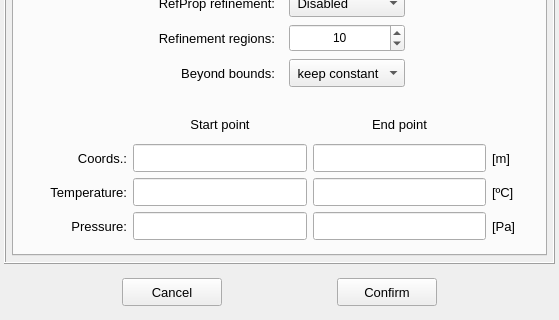
Old version of the form vibra/interface/data/ui_files/model/setup/acoustic/set_acoustic_properties_gradient_inputs.ui in the repository MOPT-UFSC/VIBRA; both pictures show x 0 to 559 and y 346 to 666 of the 559 by 666 pixel window.
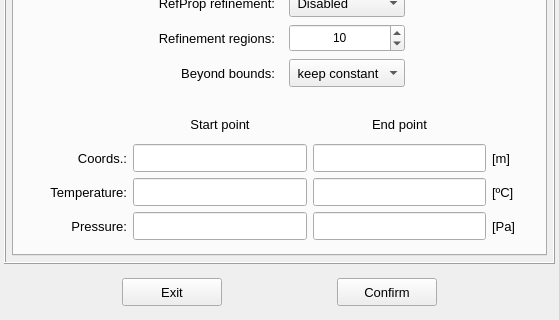
New version of the form.

Commit message: Replaces the Cancel text with Exit in the Close buttons

```diff
--- a/vibra/interface/data/ui_files/model/setup/acoustic/set_acoustic_properties_gradient_inputs.ui
+++ b/vibra/interface/data/ui_files/model/setup/acoustic/set_acoustic_properties_gradient_inputs.ui
@@ -1676,7 +1676,7 @@
          </font>
         </property>
         <property name="text">
-         <string>Cancel</string>
+         <string>Exit</string>
         </property>
        </widget>
       </item>
```
Left out of the diff: 4 changed lines with no effect on the pictures. The commit also changes 53 other files.
